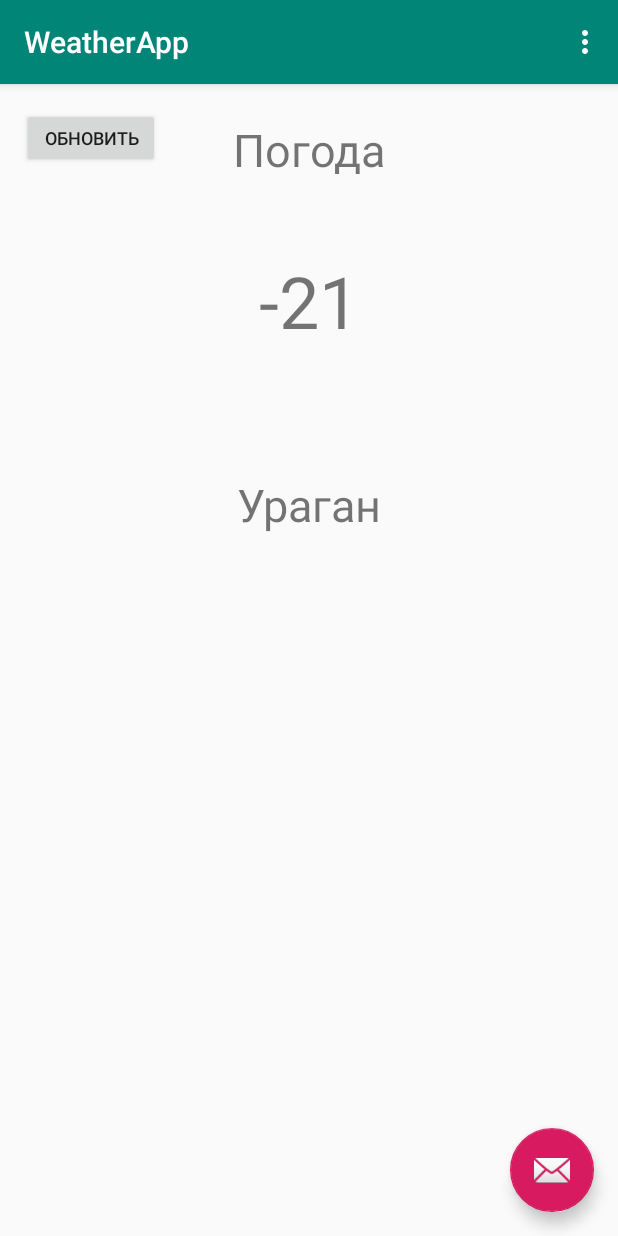
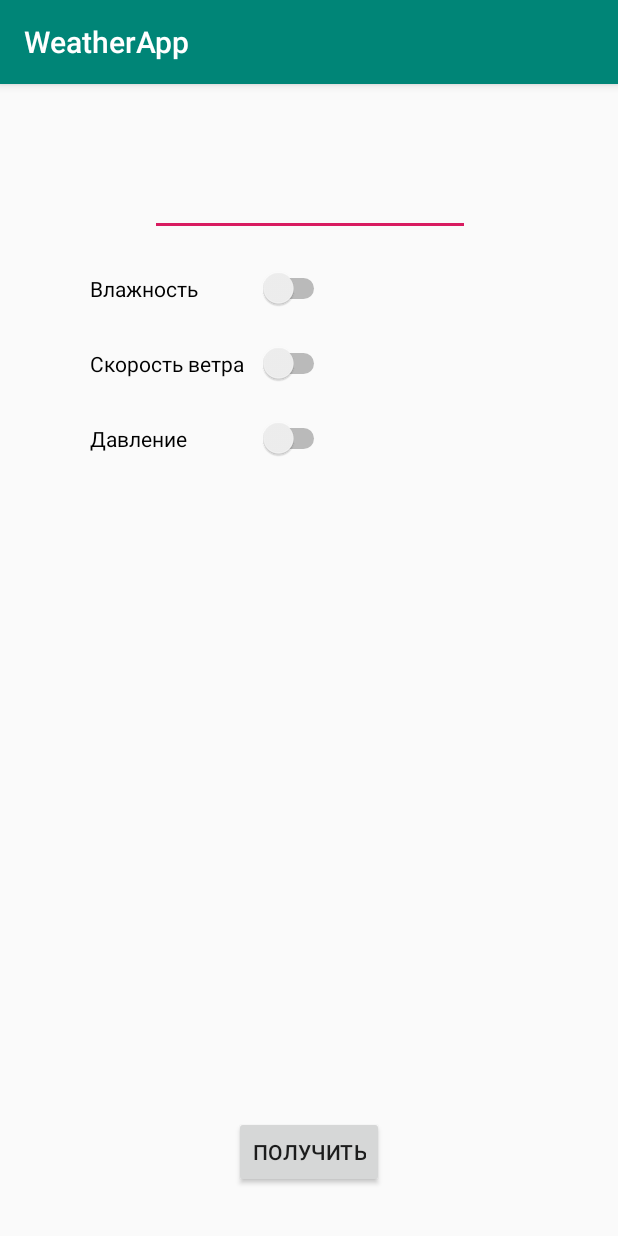
Before and after one commit to NikiArt/weatherapp, an Android app: the screen it shows after launch (MainActivity before the commit, StartActivity after it), on a phone screen of 412 x 824 dp. Run offline under Robolectric (Android 15) with nearby library versions, the phone set to English and light mode, and no system bars.

Commit message:
Homework 3

```diff
--- a/app/build.gradle
+++ b/app/build.gradle
@@ -1,4 +1,6 @@
 apply plugin: 'com.android.application'
+apply plugin: 'kotlin-android'
+apply plugin: 'kotlin-android-extensions'
 
 android {
     compileSdkVersion 28
@@ -26,4 +28,5 @@ dependencies {
     testImplementation 'junit:junit:4.12'
     androidTestImplementation 'com.android.support.test:runner:1.0.2'
     androidTestImplementation 'com.android.support.test.espresso:espresso-core:3.0.2'
+    implementation "org.jetbrains.kotlin:kotlin-stdlib-jdk7:$kotlin_version"
 }
--- a/app/src/main/AndroidManifest.xml
+++ b/app/src/main/AndroidManifest.xml
@@ -3,6 +3,7 @@
     package="ru.test.weatherapp">
 
     <application
+        android:name=".App"
         android:allowBackup="true"
         android:icon="@mipmap/ic_launcher"
         android:label="@string/app_name"
@@ -12,7 +13,8 @@
         <activity
             android:name=".MainActivity"
             android:label="@string/app_name"
-            android:theme="@style/AppTheme.NoActionBar">
+            android:theme="@style/AppTheme.NoActionBar"></activity>
+        <activity android:name=".StartActivity">
             <intent-filter>
                 <action android:name="android.intent.action.MAIN" />
 
--- /dev/null
+++ b/app/src/main/java/ru/test/weatherapp/App.java
@@ -0,0 +1,17 @@
+package ru.test.weatherapp;
+
+import android.app.Application;
+
+public class App extends Application {
+    private static App instance;
+
+    public static App instance() {
+        return instance;
+    }
+
+    @Override
+    public void onCreate() {
+        super.onCreate();
+        instance = this;
+    }
+}
--- /dev/null
+++ b/app/src/main/java/ru/test/weatherapp/StartActivity.kt
@@ -0,0 +1,35 @@
+package ru.test.weatherapp
+
+import android.content.Intent
+import android.os.Bundle
+import android.support.v7.app.AppCompatActivity
+import android.util.Log
+import android.view.View
+import android.widget.Toast
+import kotlinx.android.synthetic.main.activity_start.*
+
+class StartActivity : AppCompatActivity() {
+    private val TAG = "tagON"
+
+
+    override fun onCreate(savedInstanceState: Bundle?) {
+        super.onCreate(savedInstanceState)
+        setContentView(R.layout.activity_start)
+        var messageText = "onCreate StartActivity"
+        val d = Log.d(TAG, messageText)
+    }
+
+    fun onClickEvent(view: View) {
+        if (text_city_activity_start.text.toString().isEmpty()) {
+            Toast.makeText(applicationContext, "Укажите город, для которого Вы хотите узнать температуру", Toast.LENGTH_SHORT).show()
+            return
+        }
+        Settings.instance().city = text_city_activity_start.text.toString()
+        Settings.instance().airPressure = switch_air_pressure_activity_start.isChecked
+        Settings.instance().wetness = switch_wetness_activity_start.isChecked
+        Settings.instance().windSpeed = switch_wind_speed_activity_start.isChecked
+        val intent = Intent(App.instance(), MainActivity::class.java)
+        startActivity(intent)
+    }
+
+}
--- /dev/null
+++ b/app/src/main/res/layout/activity_start.xml
@@ -0,0 +1,67 @@
+<?xml version="1.0" encoding="utf-8"?>
+<android.support.constraint.ConstraintLayout xmlns:android="http://schemas.android.com/apk/res/android"
+    xmlns:app="http://schemas.android.com/apk/res-auto"
+    xmlns:tools="http://schemas.android.com/tools"
+    android:layout_width="match_parent"
+    android:layout_height="match_parent"
+    tools:context=".StartActivity">
+
+    <EditText
+        android:id="@+id/text_city_activity_start"
+        android:layout_width="wrap_content"
+        android:layout_height="wrap_content"
+        android:layout_marginStart="8dp"
+        android:layout_marginTop="56dp"
+        android:layout_marginEnd="8dp"
+        android:ems="10"
+        android:inputType="textPersonName"
+        app:layout_constraintEnd_toEndOf="parent"
+        app:layout_constraintHorizontal_bias="0.503"
+        app:layout_constraintStart_toStartOf="parent"
+        app:layout_constraintTop_toTopOf="parent" />
+
+    <Switch
+        android:id="@+id/switch_wetness_activity_start"
+        android:layout_width="160dp"
+        android:layout_height="30dp"
+        android:layout_marginStart="60dp"
+        android:layout_marginTop="20dp"
+        android:text="@string/wetness"
+        app:layout_constraintStart_toStartOf="parent"
+        app:layout_constraintTop_toBottomOf="@+id/text_city_activity_start" />
+
+    <Switch
+        android:id="@+id/switch_wind_speed_activity_start"
+        android:layout_width="160dp"
+        android:layout_height="30dp"
+        android:layout_marginStart="60dp"
+        android:layout_marginTop="20dp"
+        android:text="@string/wind_speed"
+        app:layout_constraintStart_toStartOf="parent"
+        app:layout_constraintTop_toBottomOf="@+id/switch_wetness_activity_start" />
+
+    <Switch
+        android:id="@+id/switch_air_pressure_activity_start"
+        android:layout_width="160dp"
+        android:layout_height="30dp"
+        android:layout_marginStart="60dp"
+        android:layout_marginTop="20dp"
+        android:text="@string/air_pressure"
+        app:layout_constraintStart_toStartOf="parent"
+        app:layout_constraintTop_toBottomOf="@+id/switch_wind_speed_activity_start" />
+
+    <Button
+        android:id="@+id/button_get_weather_activity_start"
+        android:onClick="onClickEvent"
+        android:layout_width="wrap_content"
+        android:layout_height="wrap_content"
+        android:layout_marginStart="8dp"
+        android:layout_marginEnd="8dp"
+        android:layout_marginBottom="32dp"
+        android:text="@string/get_weather"
+        app:layout_constraintBottom_toBottomOf="parent"
+        app:layout_constraintEnd_toEndOf="parent"
+        app:layout_constraintStart_toStartOf="parent"
+        tools:ignore="OnClick" />
+
+</android.support.constraint.ConstraintLayout>
--- a/app/src/main/res/values/strings.xml
+++ b/app/src/main/res/values/strings.xml
@@ -3,6 +3,10 @@
     <string name="action_settings">Settings</string>
     <string name="buttonRefresh">Обновить</string>
     <string name="textview">Temperature</string>
-    <string name="title">Погода</string>
+    <string name="title">Погода в городе</string>
     <string name="weatherValue">weatherValue</string>
+    <string name="wetness">Влажность</string>
+    <string name="wind_speed">Скорость ветра</string>
+    <string name="air_pressure">Давление</string>
+    <string name="get_weather">Получить</string>
 </resources>
--- a/build.gradle
+++ b/build.gradle
@@ -1,6 +1,8 @@
 // Top-level build file where you can add configuration options common to all sub-projects/modules.
 
 buildscript {
+    ext.kotlin_version = '1.2.71'
+
 
     repositories {
         google()
@@ -9,9 +11,9 @@ buildscript {
     dependencies {
         classpath 'com.android.tools.build:gradle:3.2.1'
 
-
         // NOTE: Do not place your application dependencies here; they belong
         // in the individual module build.gradle files
+        classpath "org.jetbrains.kotlin:kotlin-gradle-plugin:$kotlin_version"
     }
 }
 
```
Also changed, not shown: app/src/main/java/ru/test/weatherapp/MainActivity.java (+32 -37 lines), app/src/main/java/ru/test/weatherapp/Settings.java (added, +51 -0 lines), app/src/main/res/layout/content_main.xml (+54 -24 lines).
